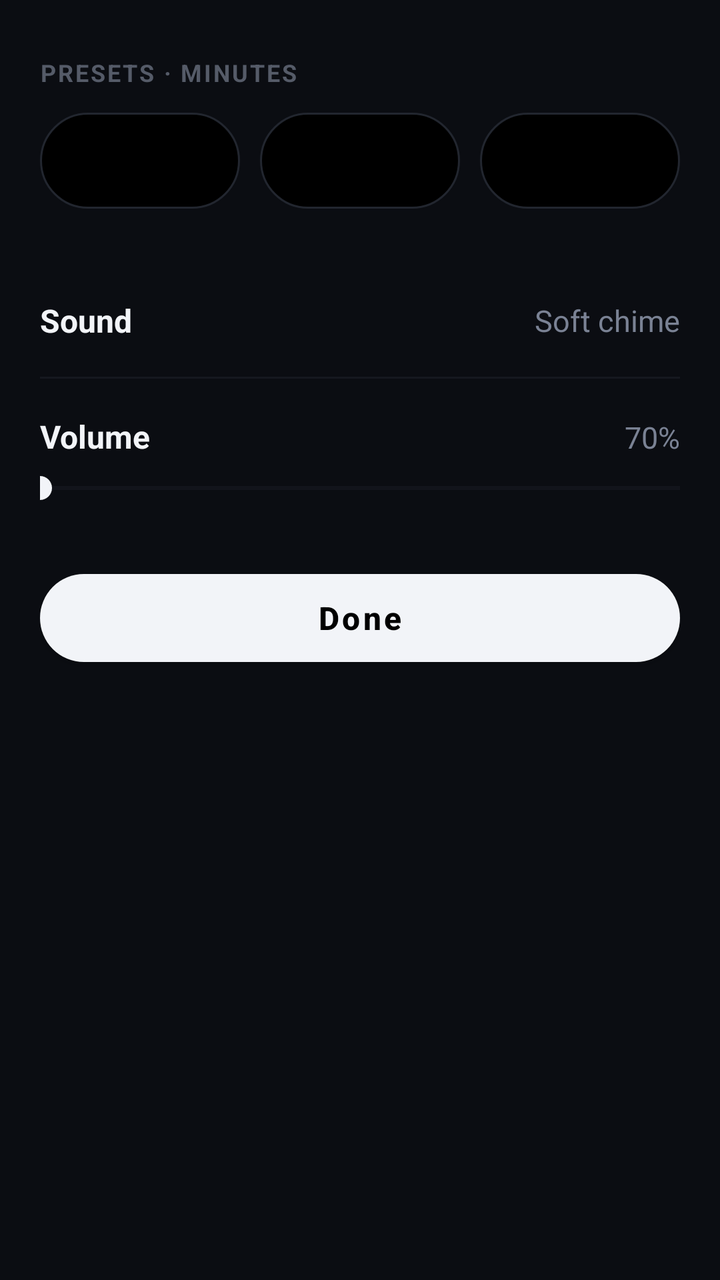
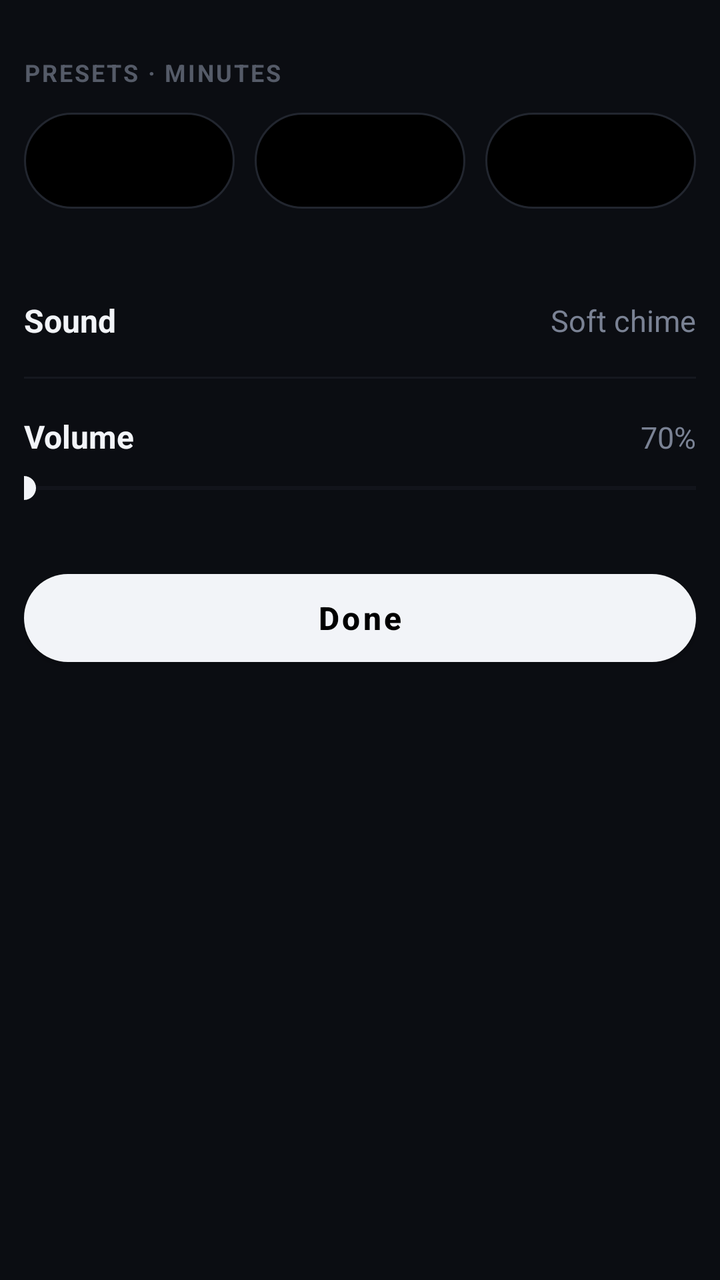

Before-and-after screenshots of an Android layout around one commit, followed by the original layout XML and the change that was made.
<!-- AndroidManifest.xml: application theme Theme.WhyNotYou -->
<!-- res/layout/sheet_timer_settings.xml -->
<?xml version="1.0" encoding="utf-8"?>
<LinearLayout xmlns:android="http://schemas.android.com/apk/res/android"
    android:layout_width="match_parent"
    android:layout_height="wrap_content"
    android:background="#0B0D12"
    android:orientation="vertical"
    android:paddingStart="20dp"
    android:paddingTop="28dp"
    android:paddingEnd="20dp"
    android:paddingBottom="36dp">

    <TextView style="@style/Caption" android:text="Presets · minutes" />
    <LinearLayout
        android:layout_width="match_parent"
        android:layout_height="wrap_content"
        android:layout_marginTop="12dp"
        android:orientation="horizontal">
        <EditText android:id="@+id/p1" style="@style/PresetEdit" />
        <EditText android:id="@+id/p2" style="@style/PresetEdit" android:layout_marginStart="10dp" />
        <EditText android:id="@+id/p3" style="@style/PresetEdit" android:layout_marginStart="10dp" />
    </LinearLayout>

    <LinearLayout style="@style/Row" android:layout_marginTop="28dp">
        <TextView style="@style/RowLabel" android:text="Sound" />
        <TextView android:id="@+id/txt_sound" style="@style/RowValue" android:text="Soft chime" />
    </LinearLayout>
    <View android:layout_width="match_parent" android:layout_height="1dp" android:background="#15181F" />

    <LinearLayout android:layout_width="match_parent" android:layout_height="wrap_content" android:layout_marginTop="18dp" android:orientation="horizontal">
        <TextView style="@style/RowLabel" android:text="Volume" />
        <TextView android:id="@+id/txt_volume" style="@style/RowValue" android:text="70%" />
    </LinearLayout>
    <SeekBar
        android:id="@+id/seek_volume"
        android:layout_width="match_parent"
        android:layout_height="wrap_content"
        android:layout_marginTop="6dp"
        android:max="100"
        android:paddingStart="0dp"
        android:paddingEnd="0dp"
        android:progressTint="#F2F4F8"
        android:progressBackgroundTint="#22262F"
        android:thumbTint="#F2F4F8" />

    <Button
        android:id="@+id/btn_done"
        style="@style/PrimaryButton"
        android:layout_marginTop="28dp"
        android:text="Done" />
</LinearLayout>
<!-- resources referenced by this layout -->
<resources>
  <style name="Caption">
          <item name="android:layout_width">wrap_content</item>
          <item name="android:layout_height">wrap_content</item>
          <item name="android:textColor">#555B68</item>
          <item name="android:textSize">12sp</item>
          <item name="android:textStyle">bold</item>
          <item name="android:letterSpacing">0.08</item>
          <item name="android:textAllCaps">true</item>
      </style>
  <style name="PresetEdit">
          <item name="android:layout_width">0dp</item>
          <item name="android:layout_height">48dp</item>
          <item name="android:layout_weight">1</item>
          <item name="android:gravity">center</item>
          <item name="android:inputType">number</item>
          <item name="android:maxLength">3</item>
          <item name="android:background">@drawable/bg_pill_outline</item>
          <item name="android:textColor">#F2F4F8</item>
          <item name="android:textSize">16sp</item>
          <item name="android:textStyle">bold</item>
      </style>
  <style name="PrimaryButton" parent="Widget.MaterialComponents.Button">
          <item name="android:layout_width">match_parent</item>
          <item name="android:layout_height">56dp</item>
          <item name="android:textAllCaps">false</item>
          <item name="android:textStyle">bold</item>
          <item name="android:textSize">16sp</item>
          <item name="backgroundTint">#F2F4F8</item>
          <item name="android:textColor">#000000</item>
          <item name="cornerRadius">28dp</item>
      </style>
  <style name="Row">
          <item name="android:layout_width">match_parent</item>
          <item name="android:layout_height">wrap_content</item>
          <item name="android:minHeight">56dp</item>
          <item name="android:orientation">horizontal</item>
          <item name="android:gravity">center_vertical</item>
          <item name="android:paddingTop">14dp</item>
          <item name="android:paddingBottom">14dp</item>
      </style>
  <style name="RowLabel">
          <item name="android:layout_width">0dp</item>
          <item name="android:layout_height">wrap_content</item>
          <item name="android:layout_weight">1</item>
          <item name="android:textColor">#F2F4F8</item>
          <item name="android:textSize">16sp</item>
          <item name="android:textStyle">bold</item>
      </style>
  <style name="RowValue">
          <item name="android:layout_width">wrap_content</item>
          <item name="android:layout_height">wrap_content</item>
          <item name="android:textColor">#7A8294</item>
          <item name="android:textSize">15sp</item>
      </style>
  <!-- drawable bg_pill_outline (drawable) -->
  <?xml version="1.0" encoding="utf-8"?>
  <shape xmlns:android="http://schemas.android.com/apk/res/android" android:shape="rectangle">
      <solid android:color="#000000" />
      <stroke android:width="1dp" android:color="#22262F" />
      <corners android:radius="28dp" />
  </shape>
  <style name="TimePickerDark" parent="android:Widget.Material.TimePicker">
          <item name="android:headerBackground">#0B0D12</item>
          <item name="android:numbersBackgroundColor">#15181F</item>
          <item name="android:numbersSelectorColor">#F2F4F8</item>
          <item name="android:numbersTextColor">#F2F4F8</item>
      </style>
  <style name="DialogDark" parent="Theme.MaterialComponents.Dialog">
          <item name="colorPrimary">#F2F4F8</item>
          <item name="colorAccent">#F2F4F8</item>
          <item name="android:background">#0B0D12</item>
          <item name="android:textColorPrimary">#F2F4F8</item>
          <item name="android:textColorSecondary">#7A8294</item>
      </style>
  <!-- unchanged entries left out for length: 1 -->
</resources>

<!-- the commit's change to res/layout/sheet_timer_settings.xml (unified diff, before → after) -->
@@ -4,9 +4,9 @@
     android:layout_height="wrap_content"
     android:background="#0B0D12"
     android:orientation="vertical"
-    android:paddingStart="20dp"
+    android:paddingStart="12dp"
     android:paddingTop="28dp"
-    android:paddingEnd="20dp"
+    android:paddingEnd="12dp"
     android:paddingBottom="36dp">
 
     <TextView style="@style/Caption" android:text="Presets · minutes" />
